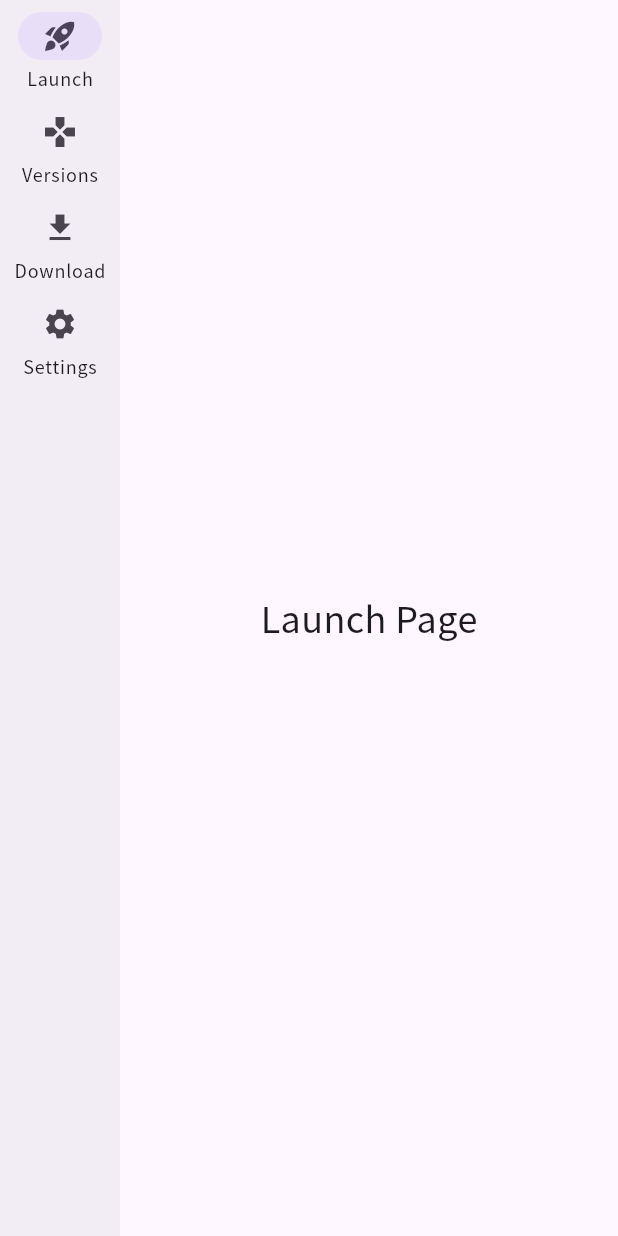
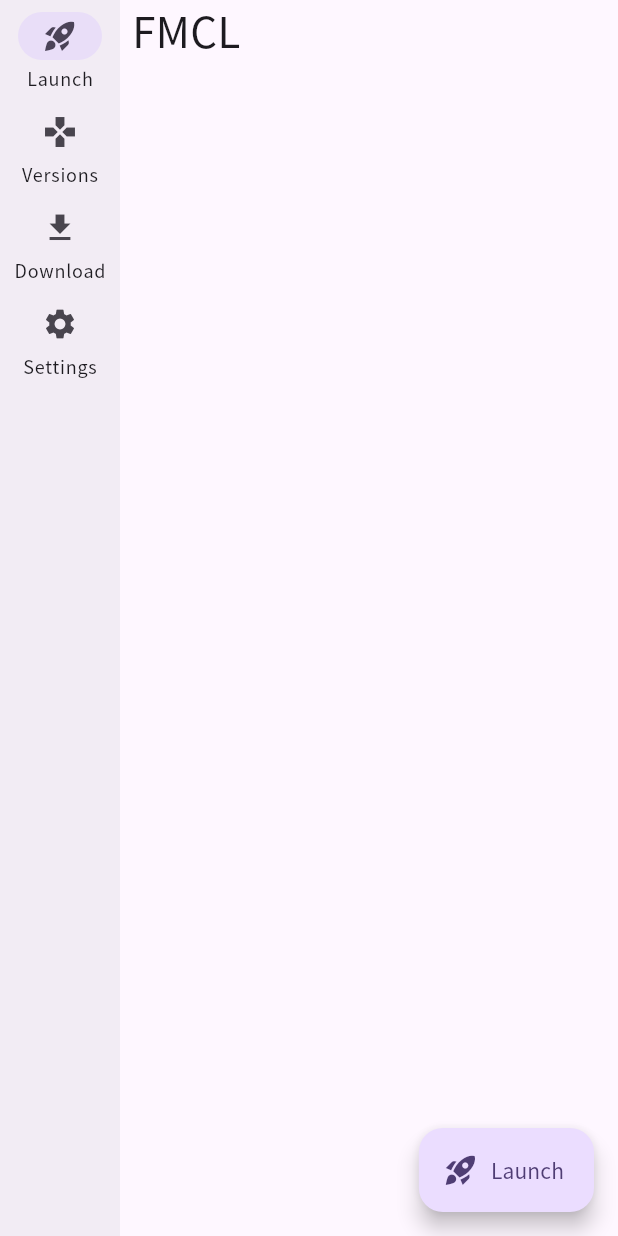
Before and after one commit to liuedg1/FlutterMinecraftLauncher, a Flutter app: the screen it shows after launch, on a phone screen of 412 x 824 dp. Run offline on Flutter 3.47's test engine with Material 3 defaults, Android fonts, the phone set to English and light mode, and no system bars; our stand-ins replace get_it, package_info_plus; missing offline and left inert: window_manager.

Commit message:
feat: add FAB in launch page

```diff
--- a/lib/page/launch_page.dart
+++ b/lib/page/launch_page.dart
@@ -1,15 +1,36 @@
 import 'package:flutter/material.dart';
 
-class LaunchPage extends StatelessWidget {
+import '../constants.dart';
+
+//TODO:Custom page by user (e.g. display news)
+class LaunchPage extends StatefulWidget {
   const LaunchPage({super.key});
 
   @override
+  State<StatefulWidget> createState() => _LaunchPageState();
+}
+
+class _LaunchPageState extends State<LaunchPage> {
+  @override
   Widget build(BuildContext context) {
-    return const Center(
-      child: Text(
-        'Launch Page',
-        style: TextStyle(fontSize: 24),
+    return Scaffold(
+      floatingActionButton: FloatingActionButton.extended(
+        onPressed: _launchCurrentMinecraft,
+        label: const Text('Launch'),
+        icon: const Icon(Icons.rocket_launch),
+      ),
+
+      body: Row(
+        mainAxisAlignment: MainAxisAlignment.start,
+        children: [
+          const SizedBox(width: kDefaultPadding / 2),
+          const Expanded(
+            child: Text(kAppNameAbb, style: TextStyle(fontSize: 28)),
+          ),
+        ],
       ),
     );
   }
+
+  void _launchCurrentMinecraft() {}
 }
```
